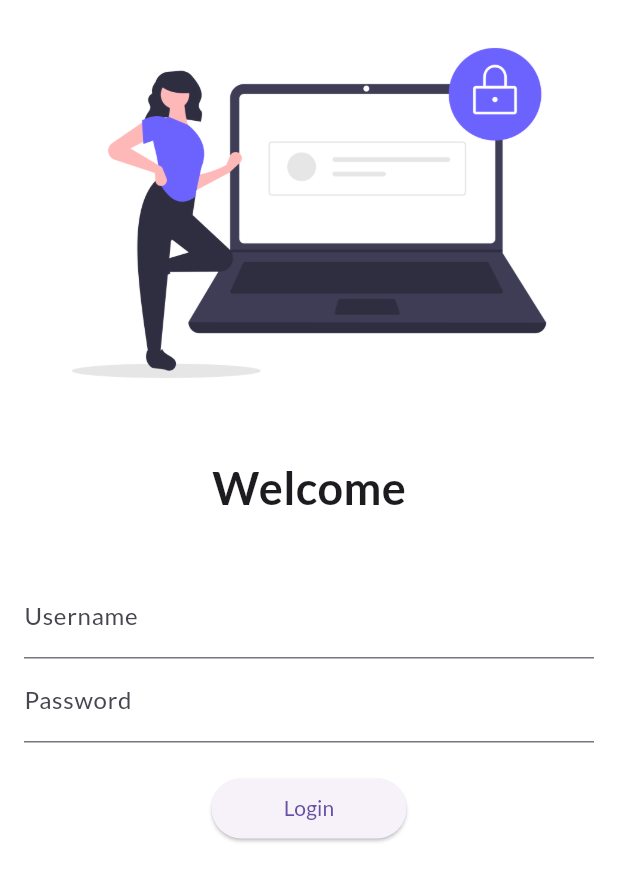
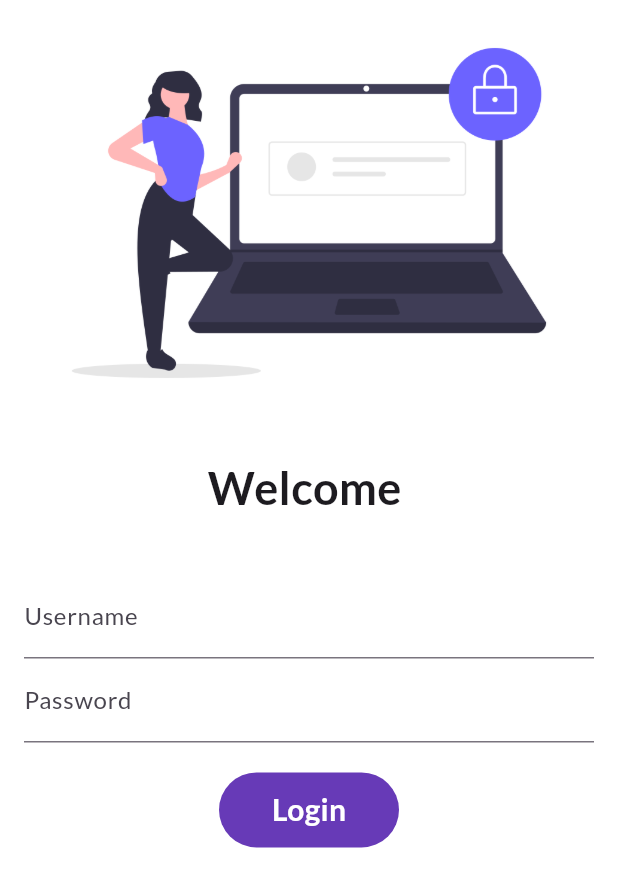
Before and after one commit to Niteshsharma831/Catelog, a Flutter app: the screen it shows after launch, on a phone screen of 412 x 824 dp. Shown: the top 887 px of the screen. Run offline on Flutter 3.47's test engine with Material 3 defaults, Android fonts, the phone set to English and light mode, and no system bars; our stand-ins replace google_fonts.

Commit message:
Day6 Completed

```diff
--- a/lib/Pages/login_page.dart
+++ b/lib/Pages/login_page.dart
@@ -1,7 +1,15 @@
 import 'package:flutter/material.dart';
 import 'package:my_first_app/Lities/routes.dart';
 
-class LoginPage extends StatelessWidget {
+class LoginPage extends StatefulWidget {
+  @override
+  State<LoginPage> createState() => _LoginPageState();
+}
+
+class _LoginPageState extends State<LoginPage> {
+  String name = "";
+  bool changeButton = false;
+
   @override
   Widget build(BuildContext context) {
     return Material(
@@ -17,7 +25,7 @@ class LoginPage extends StatelessWidget {
                 height: 20.0,
               ),
               Text(
-                "Welcome",
+                "Welcome $name",
                 style: TextStyle(fontSize: 30, fontWeight: FontWeight.bold),
               ),
               SizedBox(
@@ -28,9 +36,12 @@ class LoginPage extends StatelessWidget {
                 child: Column(
                   children: [
                     TextField(
-                      decoration: InputDecoration(
-                          hintText: "Username", labelText: "Username"),
-                    ),
+                        decoration: InputDecoration(
+                            hintText: "Username", labelText: "Username"),
+                        onChanged: (value) {
+                          name = value;
+                          setState(() {});
+                        }),
                     TextField(
                       obscureText: true,
                       decoration: InputDecoration(
@@ -39,12 +50,42 @@ class LoginPage extends StatelessWidget {
                     SizedBox(
                       height: 20,
                     ),
-                    ElevatedButton(
-                        child: Text("Login"),
-                        style: TextButton.styleFrom(minimumSize: Size(130, 40)),
-                        onPressed: () {
-                          Navigator.pushNamed(context, MyRoutes.homeRotes);
-                        })
+                    InkWell(
+                      onTap: () async {
+                        setState(() {
+                          changeButton = true;
+                        });
+                        await Future.delayed(Duration(seconds: 1));
+                        Navigator.pushNamed(context, MyRoutes.homeRotes);
+                      },
+                      child: AnimatedContainer(
+                          duration: Duration(seconds: 1),
+                          height: 50,
+                          width: changeButton ? 50 : 120,
+                          alignment: Alignment.center,
+                          child: changeButton
+                              ? Icon(
+                                  Icons.done,
+                                  color: Colors.white,
+                                )
+                              : Text(
+                                  "Login",
+                                  style: TextStyle(
+                                    color: Colors.white,
+                                    fontWeight: FontWeight.bold,
+                                    fontSize: 20,
+                                  ),
+                                ),
+                          decoration: BoxDecoration(
+                              color: Colors.deepPurple,
+                              borderRadius: BorderRadius.circular(50))),
+                    ),
+                    // ElevatedButton(
+                    //     child: Text("Login"),
+                    //     style: TextButton.styleFrom(minimumSize: Size(130, 40)),
+                    //     onPressed: () {
+                    //       Navigator.pushNamed(context, MyRoutes.homeRotes);
+                    //     })
                   ],
                 ),
               )
```
